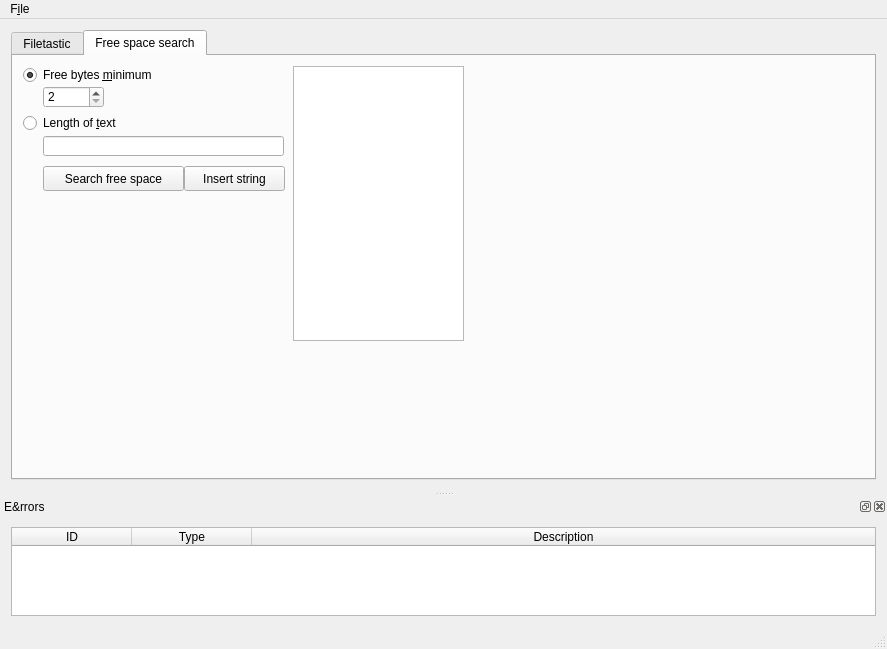
First picture: the form in mainwindow.ui, repository embasoft/ROMtastic, before the edit.
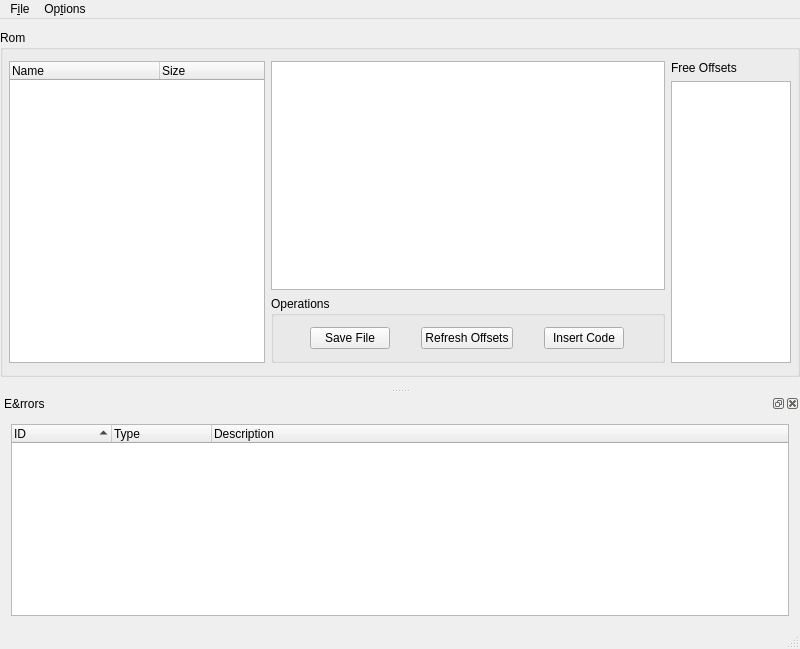
Second picture: the form after the edit. The open tabs and pages were chosen to show the change. Custom widgets are drawn as their Qt base class.

Commit message: Added filemanager and syntax highlighting for integrated editor. Every error will no reported over the implemented class. New designed interface.

Diff of the .ui file:
```diff
--- a/mainwindow.ui
+++ b/mainwindow.ui
@@ -6,90 +6,117 @@
    <rect>
     <x>0</x>
     <y>0</y>
-    <width>887</width>
+    <width>800</width>
     <height>649</height>
    </rect>
   </property>
+  <property name="minimumSize">
+   <size>
+    <width>0</width>
+    <height>0</height>
+   </size>
+  </property>
   <property name="windowTitle">
    <string>ROMtastic 0.1</string>
   </property>
   <widget class="QWidget" name="centralWidget">
    <layout class="QVBoxLayout" name="verticalLayout">
-    <item>
-     <widget class="QTabWidget" name="tabWidget">
-      <property name="enabled">
-       <bool>true</bool>
-      </property>
-      <property name="minimumSize">
-       <size>
-        <width>0</width>
-        <height>450</height>
-       </size>
-      </property>
-      <property name="currentIndex">
+    <property name="leftMargin">
+     <number>0</number>
+    </property>
+    <property name="rightMargin">
        <number>0</number>
       </property>
-      <widget class="QWidget" name="tab_2">
-       <attribute name="title">
-        <string>Filetastic</string>
-       </attribute>
-       <layout class="QHBoxLayout" name="horizontalLayout">
-        <item>
-         <widget class="QTreeWidget" name="treeSourceFiles">
-          <property name="sizePolicy">
-           <sizepolicy hsizetype="Maximum" vsizetype="Expanding">
-            <horstretch>0</horstretch>
-            <verstretch>0</verstretch>
-           </sizepolicy>
-          </property>
-          <property name="minimumSize">
-           <size>
-            <width>150</width>
-            <height>0</height>
-           </size>
-          </property>
-          <property name="columnCount">
-           <number>2</number>
-          </property>
-          <attribute name="headerDefaultSectionSize">
-           <number>150</number>
-          </attribute>
-          <column>
-           <property name="text">
-            <string>Name</string>
-           </property>
-          </column>
-          <column>
-           <property name="text">
-            <string>Size</string>
-           </property>
-          </column>
-         </widget>
-        </item>
         <item>
          <widget class="QGroupBox" name="boxRom">
           <property name="sizePolicy">
-           <sizepolicy hsizetype="Expanding" vsizetype="Expanding">
+       <sizepolicy hsizetype="Expanding" vsizetype="MinimumExpanding">
             <horstretch>0</horstretch>
-            <verstretch>0</verstretch>
+        <verstretch>2</verstretch>
            </sizepolicy>
           </property>
           <property name="title">
            <string>Rom</string>
           </property>
           <layout class="QHBoxLayout" name="horizontalLayout_2">
+       <property name="spacing">
+        <number>6</number>
+       </property>
            <property name="sizeConstraint">
             <enum>QLayout::SetDefaultConstraint</enum>
            </property>
+       <property name="leftMargin">
+        <number>6</number>
+       </property>
+       <property name="rightMargin">
+        <number>6</number>
+       </property>
            <item>
             <layout class="QHBoxLayout" name="horizontalLayout_3">
              <property name="rightMargin">
               <number>0</number>
              </property>
              <item>
-              <widget class="QPushButton" name="pushButton">
+          <widget class="FileManager" name="treeSourceFiles">
+           <property name="sizePolicy">
+            <sizepolicy hsizetype="Maximum" vsizetype="Expanding">
+             <horstretch>0</horstretch>
+             <verstretch>0</verstretch>
+            </sizepolicy>
+           </property>
+           <property name="minimumSize">
+            <size>
+             <width>150</width>
+             <height>0</height>
+            </size>
+           </property>
+           <property name="columnCount">
+            <number>2</number>
+           </property>
+           <attribute name="headerDefaultSectionSize">
+            <number>150</number>
+           </attribute>
+           <column>
                <property name="text">
-                <string>PushButton</string>
+             <string>Name</string>
+            </property>
+           </column>
+           <column>
+            <property name="text">
+             <string>Size</string>
+            </property>
+           </column>
+          </widget>
+         </item>
+        </layout>
+       </item>
+       <item>
+        <layout class="QVBoxLayout" name="verticalLayout_6">
+         <property name="topMargin">
+          <number>0</number>
+         </property>
+         <property name="bottomMargin">
+          <number>0</number>
+         </property>
+         <item>
+          <widget class="QTextEdit" name="editSource"/>
+         </item>
+         <item>
+          <widget class="QGroupBox" name="boxOperations">
+           <property name="title">
+            <string>Operations</string>
+           </property>
+           <layout class="QHBoxLayout" name="horizontalLayout_5">
+            <item>
+             <widget class="QPushButton" name="btnSaveFile">
+              <property name="sizePolicy">
+               <sizepolicy hsizetype="Fixed" vsizetype="Fixed">
+                <horstretch>0</horstretch>
+                <verstretch>0</verstretch>
+               </sizepolicy>
+              </property>
+              <property name="text">
+               <string>Save File</string>
                </property>
               </widget>
              </item>
@@ -102,7 +129,7 @@
                 </sizepolicy>
                </property>
                <property name="text">
-                <string>Refresh offsets</string>
+               <string>Refresh Offsets</string>
                </property>
               </widget>
              </item>
@@ -115,8 +142,11 @@
                 </sizepolicy>
                </property>
                <property name="text">
-                <string>Insert code</string>
-               </property>
+               <string>Insert Code</string>
+              </property>
+             </widget>
+            </item>
+           </layout>
               </widget>
              </item>
             </layout>
@@ -189,121 +219,12 @@
         </item>
        </layout>
       </widget>
-      <widget class="QWidget" name="tab">
-       <attribute name="title">
-        <string>Free space search</string>
-       </attribute>
-       <widget class="QSpinBox" name="sboxFreeBytes">
-        <property name="geometry">
-         <rect>
-          <x>30</x>
-          <y>30</y>
-          <width>61</width>
-          <height>22</height>
-         </rect>
-        </property>
-        <property name="minimum">
-         <number>2</number>
-        </property>
-        <property name="maximum">
-         <number>99999</number>
-        </property>
-        <property name="value">
-         <number>2</number>
-        </property>
-       </widget>
-       <widget class="QPushButton" name="btnSearchFreeSpace">
-        <property name="geometry">
-         <rect>
-          <x>30</x>
-          <y>110</y>
-          <width>141</width>
-          <height>25</height>
-         </rect>
-        </property>
-        <property name="text">
-         <string>Search free space</string>
-        </property>
-       </widget>
-       <widget class="QListWidget" name="listOffsetsSearch">
-        <property name="geometry">
-         <rect>
-          <x>280</x>
-          <y>10</y>
-          <width>171</width>
-          <height>275</height>
-         </rect>
-        </property>
-       </widget>
-       <widget class="QRadioButton" name="rbtnFreeBytes">
-        <property name="geometry">
-         <rect>
-          <x>10</x>
-          <y>10</y>
-          <width>161</width>
-          <height>18</height>
-         </rect>
-        </property>
-        <property name="text">
-         <string>Free bytes &amp;minimum</string>
-        </property>
-        <property name="checked">
-         <bool>true</bool>
-        </property>
-       </widget>
-       <widget class="QRadioButton" name="rbtn_LengthText">
-        <property name="geometry">
-         <rect>
-          <x>10</x>
-          <y>58</y>
-          <width>121</width>
-          <height>18</height>
-         </rect>
-        </property>
-        <property name="text">
-         <string>Length of &amp;text</string>
-        </property>
-       </widget>
-       <widget class="QLineEdit" name="editInsertText">
-        <property name="geometry">
-         <rect>
-          <x>30</x>
-          <y>80</y>
-          <width>241</width>
-          <height>20</height>
-         </rect>
-        </property>
-        <property name="inputMask">
-         <string/>
-        </property>
-        <property name="maxLength">
-         <number>32767</number>
-        </property>
-       </widget>
-       <widget class="QPushButton" name="btnInsertString">
-        <property name="geometry">
-         <rect>
-          <x>171</x>
-          <y>110</y>
-          <width>101</width>
-          <height>25</height>
-         </rect>
-        </property>
-        <property name="text">
-         <string>Insert string</string>
-        </property>
-       </widget>
-      </widget>
-     </widget>
-    </item>
-   </layout>
-  </widget>
   <widget class="QMenuBar" name="menuBar">
    <property name="geometry">
     <rect>
      <x>0</x>
      <y>0</y>
-     <width>887</width>
+     <width>800</width>
      <height>27</height>
     </rect>
    </property>
@@ -316,20 +237,37 @@
     <addaction name="actionSelect_Directory"/>
     <addaction name="actionQuit"/>
    </widget>
+   <widget class="QMenu" name="menuOptions">
+    <property name="title">
+     <string>Op&amp;tions</string>
+    </property>
+    <addaction name="actionSelect_Directory"/>
+    <addaction name="actionSet_compiler_path"/>
+   </widget>
    <addaction name="menuFile"/>
+   <addaction name="menuOptions"/>
   </widget>
   <widget class="QStatusBar" name="statusBar"/>
   <widget class="QDockWidget" name="dockError">
+   <property name="enabled">
+    <bool>true</bool>
+   </property>
    <property name="sizePolicy">
-    <sizepolicy hsizetype="Expanding" vsizetype="Expanding">
+    <sizepolicy hsizetype="Preferred" vsizetype="Minimum">
      <horstretch>0</horstretch>
      <verstretch>0</verstretch>
     </sizepolicy>
    </property>
    <property name="minimumSize">
     <size>
-     <width>150</width>
-     <height>120</height>
+     <width>96</width>
+     <height>150</height>
+    </size>
+   </property>
+   <property name="baseSize">
+    <size>
+     <width>0</width>
+     <height>150</height>
     </size>
    </property>
    <property name="windowTitle">
@@ -341,31 +279,19 @@
    <widget class="QWidget" name="dockWidgetContents_3">
     <layout class="QHBoxLayout" name="horizontalLayout_4">
      <item>
-      <widget class="QTableWidget" name="tblErrors">
-       <property name="frameShadow">
-        <enum>QFrame::Sunken</enum>
-       </property>
-       <property name="alternatingRowColors">
-        <bool>true</bool>
-       </property>
+      <widget class="QTreeWidget" name="trErrors">
        <property name="sortingEnabled">
         <bool>true</bool>
        </property>
        <property name="columnCount">
         <number>3</number>
        </property>
-       <attribute name="horizontalHeaderCascadingSectionResizes">
-        <bool>false</bool>
+       <attribute name="headerDefaultSectionSize">
+        <number>100</number>
        </attribute>
-       <attribute name="horizontalHeaderDefaultSectionSize">
-        <number>120</number>
-       </attribute>
-       <attribute name="horizontalHeaderStretchLastSection">
+       <attribute name="headerStretchLastSection">
         <bool>true</bool>
        </attribute>
-       <attribute name="verticalHeaderShowSortIndicator" stdset="0">
-        <bool>false</bool>
-       </attribute>
        <column>
         <property name="text">
          <string>ID</string>
@@ -418,14 +344,13 @@
   </action>
  </widget>
  <layoutdefault spacing="6" margin="11"/>
- <tabstops>
-  <tabstop>sboxFreeBytes</tabstop>
-  <tabstop>editInsertText</tabstop>
-  <tabstop>btnSearchFreeSpace</tabstop>
-  <tabstop>listOffsetsSearch</tabstop>
-  <tabstop>rbtnFreeBytes</tabstop>
-  <tabstop>rbtn_LengthText</tabstop>
- </tabstops>
+ <customwidgets>
+  <customwidget>
+   <class>FileManager</class>
+   <extends>QTreeWidget</extends>
+   <header>filemanager.h</header>
+  </customwidget>
+ </customwidgets>
  <resources/>
  <connections>
   <connection>
```
Left out of the diff: 31 changed lines with no effect on the pictures. Lines whose indentation alone changed are shown as unchanged. The commit also changes 9 other files.
